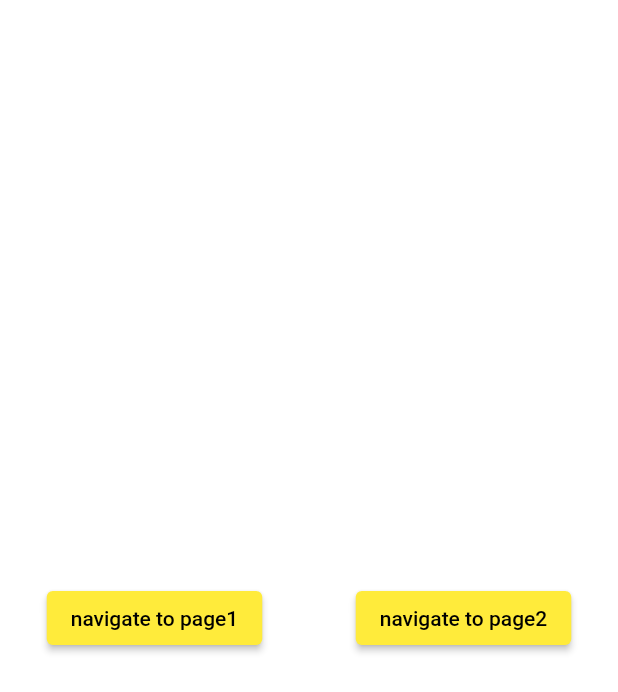
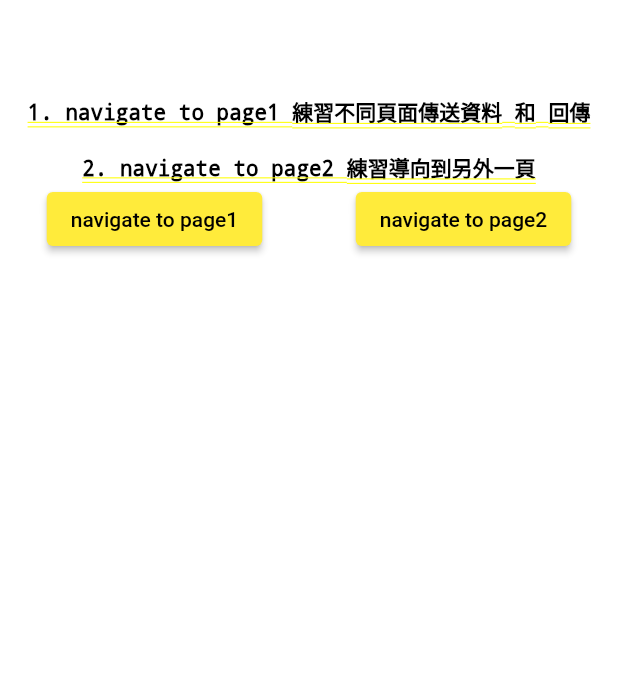
Before and after one commit to remagart/my_flutter_sample, a Flutter app: the practice_navigation_index screen opened by its route, on a phone screen of 412 x 824 dp. Shown: the top 692 px of the screen. Run offline on Flutter 3.47's test engine with Material 2 defaults, Android fonts, the phone set to English and light mode, and no system bars; our stand-ins replace fluttertoast.

Commit message:
[Add] 補充說明
20220219

```diff
--- a/lib/screen/practice_navigation/practice_navigation_index.dart
+++ b/lib/screen/practice_navigation/practice_navigation_index.dart
@@ -8,7 +8,19 @@ class practice_navigation_index extends StatelessWidget {
     return Container(
         decoration: const BoxDecoration(color: Colors.white),
         alignment: Alignment.center,
-        child: Row(
+        child: Column(
+          children: [
+            const SizedBox(height: 64),
+            const Text(
+              "1. navigate to page1 練習不同頁面傳送資料 和 回傳",
+              style: TextStyle(fontSize: 14, color: Colors.black),
+            ),
+            const SizedBox(height: 16),
+            const Text(
+              "2. navigate to page2 練習導向到另外一頁",
+              style: TextStyle(fontSize: 14, color: Colors.black),
+            ),
+            Row(
               mainAxisAlignment: MainAxisAlignment.spaceAround,
               children: [
                 ElevatedButton(
@@ -22,6 +34,8 @@ class practice_navigation_index extends StatelessWidget {
                     },
                     child: const Text('navigate to page2'))
               ],
+            )
+          ],
         ));
   }
 }
```
Lines whose indentation alone changed are shown as unchanged.
